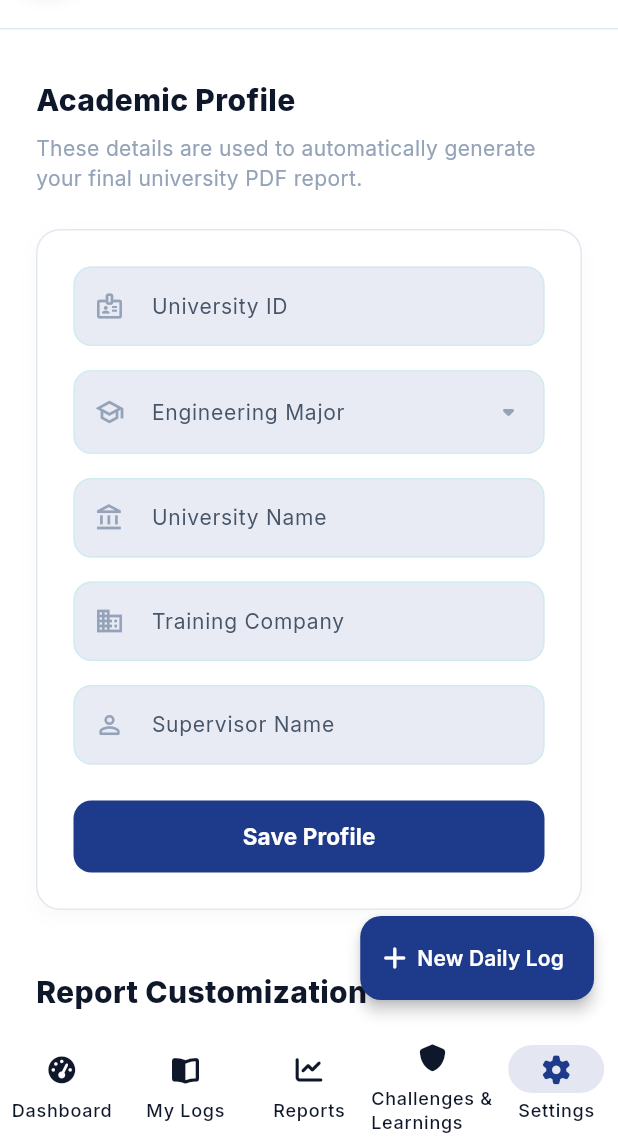
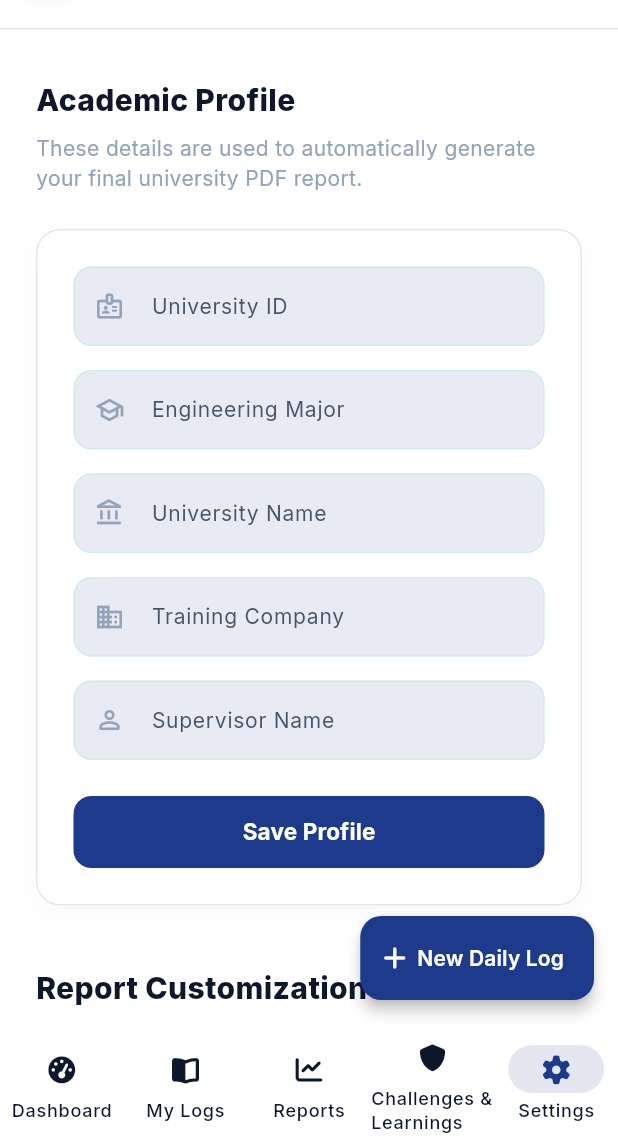
Before and after one commit to YSY114243/ProLog, a Flutter app: the DashboardScreen screen opened directly, item 5 of the bottom bar chosen, on a phone screen of 412 x 824 dp, the part 92-1236 px from its top. Run offline on Flutter 3.47's test engine with Material 3 defaults, Android fonts, the phone set to English and light mode, and no system bars; our stand-ins replace fl_chart, font_awesome_flutter, google_fonts, google_generative_ai, image_picker, pdf and 3 more; missing offline and left inert: dart:html, dart:js_interop, dart:ui_web; accounts and stored records are empty.

Commit message:
Refine PDF to academic format and fix UI bugs

```diff
--- a/lib/screens/settings_tab.dart
+++ b/lib/screens/settings_tab.dart
@@ -16,22 +16,12 @@ class _SettingsTabState extends State<SettingsTab> {
   final _formKey = GlobalKey<FormState>();
 
   final _uniIdCtrl = TextEditingController();
+  final _majorCtrl = TextEditingController();
   final _uniNameCtrl = TextEditingController();
   final _companyCtrl = TextEditingController();
   final _supervisorCtrl = TextEditingController();
 
-  /// Engineering disciplines available in the dropdown.
-  static const _majors = [
-    'Civil Engineering',
-    'Mechanical Engineering',
-    'Electrical Engineering',
-    'Architecture',
-    'Industrial Engineering',
-    'Software Engineering',
-    'Other',
-  ];
 
-  String? _selectedMajor;
 
   String? _customLogoUrl;
   bool _isSaving = false;
@@ -48,7 +38,7 @@ class _SettingsTabState extends State<SettingsTab> {
     if (user != null && user.userMetadata != null) {
       final meta = user.userMetadata!;
       _uniIdCtrl.text = meta['uni_id'] ?? '';
-      _selectedMajor = _majors.contains(meta['major']) ? meta['major'] : (meta['major']?.toString().isNotEmpty == true ? meta['major'] : null);
+      _majorCtrl.text = meta['major'] ?? '';
       _uniNameCtrl.text = meta['uni_name'] ?? '';
       _companyCtrl.text = meta['company'] ?? '';
       _supervisorCtrl.text = meta['supervisor'] ?? '';
@@ -66,7 +56,7 @@ class _SettingsTabState extends State<SettingsTab> {
         UserAttributes(
           data: {
             'uni_id': _uniIdCtrl.text.trim(),
-            'major': _selectedMajor ?? '',
+            'major': _majorCtrl.text.trim(),
             'uni_name': _uniNameCtrl.text.trim(),
             'company': _companyCtrl.text.trim(),
             'supervisor': _supervisorCtrl.text.trim(),
@@ -207,7 +197,7 @@ class _SettingsTabState extends State<SettingsTab> {
                     children: [
                       _buildTextField('University ID', _uniIdCtrl, Icons.badge_outlined),
                       const SizedBox(height: 16),
-                      _buildMajorDropdown(),
+                      _buildTextField('Engineering Major', _majorCtrl, Icons.school_outlined),
                       const SizedBox(height: 16),
                       _buildTextField('University Name', _uniNameCtrl, Icons.account_balance_outlined),
                       const SizedBox(height: 16),
@@ -403,37 +393,7 @@ class _SettingsTabState extends State<SettingsTab> {
     );
   }
 
-  Widget _buildMajorDropdown() {
-    return DropdownButtonFormField<String>(
-      initialValue: _selectedMajor,
-      decoration: InputDecoration(
-        labelText: 'Engineering Major',
-        labelStyle: TextStyle(color: Theme.of(context).textTheme.bodyMedium?.color ?? Colors.grey, fontSize: 14),
-        prefixIcon: Icon(Icons.school_outlined, size: 20, color: Theme.of(context).textTheme.labelSmall?.color ?? Colors.grey),
-        filled: true,
-        fillColor: Theme.of(context).colorScheme.primary.withValues(alpha: 0.1),
-        contentPadding: const EdgeInsets.symmetric(horizontal: 16, vertical: 16),
-        border: OutlineInputBorder(
-          borderRadius: BorderRadius.circular(12),
-          borderSide: BorderSide.none,
-        ),
-        enabledBorder: OutlineInputBorder(
-          borderRadius: BorderRadius.circular(12),
-          borderSide: const BorderSide(color: Color(0xFFD0ECF0), width: 1),
-        ),
-        focusedBorder: OutlineInputBorder(
-          borderRadius: BorderRadius.circular(12),
-          borderSide: BorderSide(color: Theme.of(context).colorScheme.primary, width: 1.5),
-        ),
-      ),
-      style: TextStyle(fontSize: 14, color: Theme.of(context).colorScheme.onSurface),
-      icon: Icon(Icons.arrow_drop_down_rounded, color: Theme.of(context).textTheme.labelSmall?.color ?? Colors.grey),
-      borderRadius: BorderRadius.circular(12),
-      items: _majors.map((m) => DropdownMenuItem(value: m, child: Text(m))).toList(),
-      onChanged: (v) => setState(() => _selectedMajor = v),
-      validator: (v) => (v == null || v.isEmpty) ? 'Please select your major' : null,
-    );
-  }
+
 
   Widget _buildTextField(String label, TextEditingController controller, IconData icon) {
     return TextFormField(
```
Also changed, not shown: lib/services/pdf_service.dart (+23 -154 lines).
